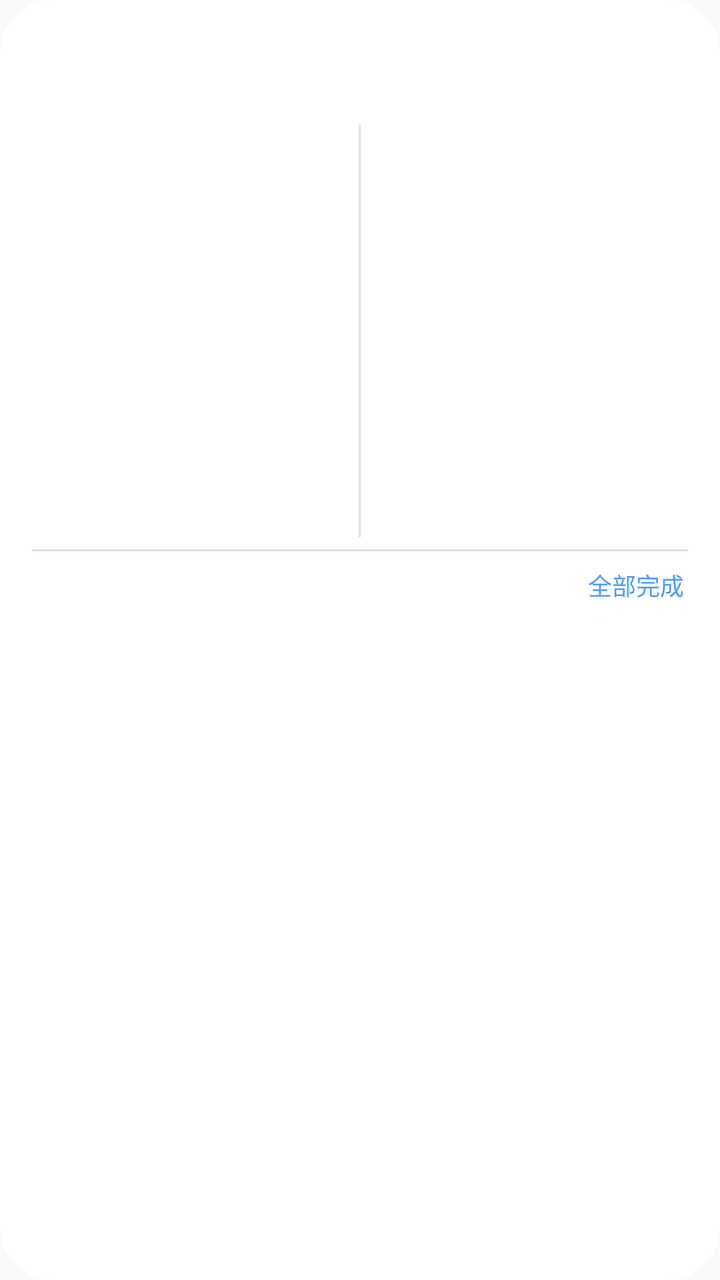
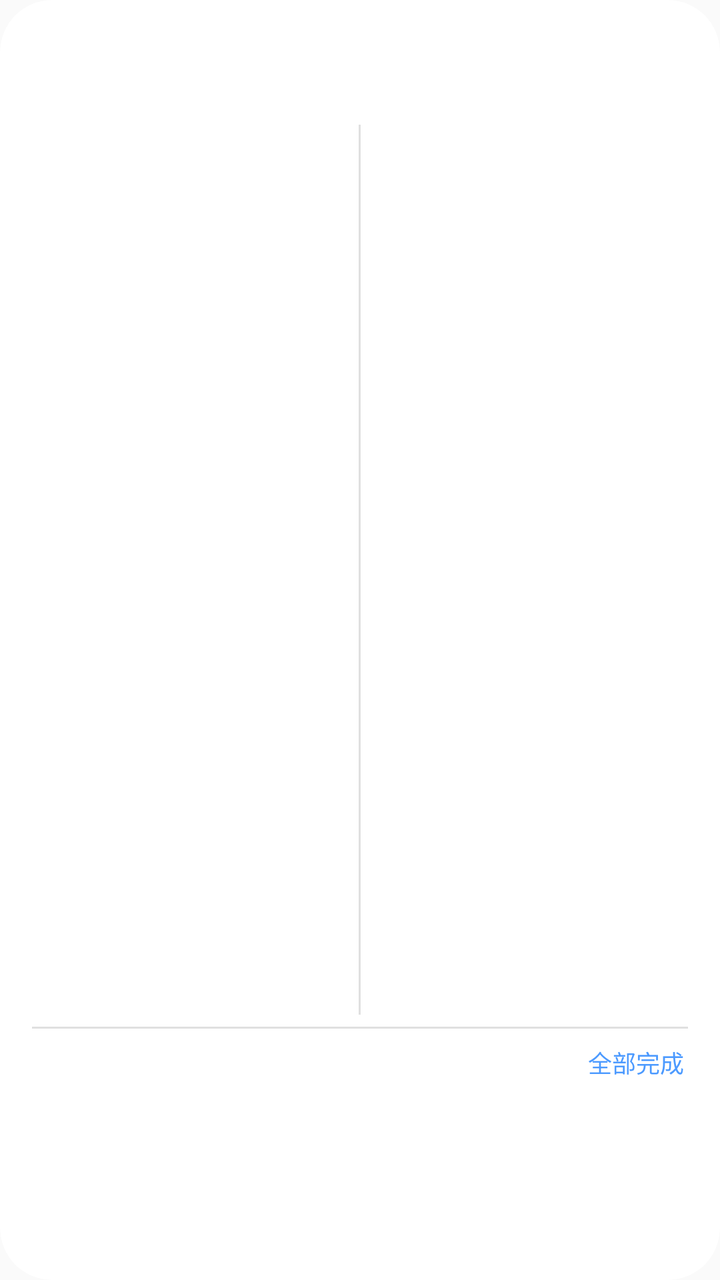

Screens rendered from an Android XML layout before and after an edit, with the pre-edit source and the edit as a unified diff.
<!-- AndroidManifest.xml: another module's application theme AppTheme -->
<!-- res/layout/widget_main.xml -->
<?xml version="1.0" encoding="utf-8"?>
<FrameLayout xmlns:android="http://schemas.android.com/apk/res/android"
    android:id="@+id/widget_root"
    android:layout_width="match_parent"
    android:layout_height="match_parent"
    android:background="@drawable/widget_bg_tint"
    android:clipToOutline="true">

    
    <ImageView
        android:id="@+id/widget_bg_image"
        android:layout_width="match_parent"
        android:layout_height="match_parent"
        android:scaleType="centerCrop"
        android:contentDescription="@null" />

    <LinearLayout
        android:id="@+id/widget_content"
        android:layout_width="match_parent"
        android:layout_height="match_parent"
        android:orientation="vertical"
        android:paddingStart="16dp"
        android:paddingEnd="16dp"
        android:paddingTop="12dp"
        android:paddingBottom="8dp">

    
    <LinearLayout
        android:layout_width="match_parent"
        android:layout_height="wrap_content"
        android:orientation="horizontal"
        android:baselineAligned="true">

        <TextView
            android:id="@+id/widget_board_title"
            android:layout_width="0dp"
            android:layout_height="wrap_content"
            android:layout_weight="1"
            android:maxLines="1"
            android:ellipsize="end"
            android:textSize="17sp"
            android:textStyle="bold"
            android:textColor="@color/widget_text_primary"
            />

        <TextView
            android:id="@+id/widget_date"
            android:layout_width="wrap_content"
            android:layout_height="wrap_content"
            android:maxLines="1"
            android:textSize="13sp"
            android:textColor="@color/widget_text_secondary" />
    </LinearLayout>

    
    <LinearLayout
        android:layout_width="match_parent"
        android:layout_height="wrap_content"
        android:orientation="horizontal"
        android:layout_marginTop="6dp">

        <TextView
            android:id="@+id/widget_today_label"
            android:layout_width="0dp"
            android:layout_height="wrap_content"
            android:layout_weight="1"
            android:textSize="13sp"
            android:textColor="@color/widget_section_label" />

        <TextView
            android:id="@+id/widget_tomorrow_label"
            android:layout_width="0dp"
            android:layout_height="wrap_content"
            android:layout_weight="1"
            android:textSize="13sp"
            android:textColor="@color/widget_section_label" />
    </LinearLayout>

    
    <LinearLayout
        android:layout_width="match_parent"
        android:layout_height="0dp"
        android:layout_weight="1"
        android:orientation="horizontal"
        android:layout_marginTop="4dp">

        <ListView
            android:id="@+id/widget_today_list"
            android:layout_width="0dp"
            android:layout_height="match_parent"
            android:layout_weight="1"
            android:divider="@null"
            android:dividerHeight="0dp"
            android:scrollbars="vertical"
            android:fadeScrollbars="false"
            android:listSelector="@android:color/transparent" />

        <ImageView
            android:id="@+id/widget_divider_vertical"
            android:layout_width="1dp"
            android:layout_height="match_parent"
            android:layout_marginStart="8dp"
            android:layout_marginEnd="8dp"
            android:background="@color/widget_divider"
            android:contentDescription="@null" />

        <ListView
            android:id="@+id/widget_tomorrow_list"
            android:layout_width="0dp"
            android:layout_height="match_parent"
            android:layout_weight="1"
            android:divider="@null"
            android:dividerHeight="0dp"
            android:scrollbars="vertical"
            android:fadeScrollbars="false"
            android:listSelector="@android:color/transparent" />
    </LinearLayout>

    <ImageView
        android:id="@+id/widget_divider_horizontal"
        android:layout_width="match_parent"
        android:layout_height="1dp"
        android:layout_marginTop="6dp"
        android:background="@color/widget_divider"
        android:contentDescription="@null" />

    
    <LinearLayout
        android:layout_width="match_parent"
        android:layout_height="wrap_content"
        android:orientation="horizontal"
        android:gravity="center_vertical"
        android:layout_marginTop="6dp"
        android:layout_marginBottom="2dp">

        <TextView
            android:id="@+id/widget_todo_header"
            android:layout_width="0dp"
            android:layout_height="wrap_content"
            android:layout_weight="1"
            android:textSize="13sp"
            android:textColor="@color/widget_section_label" />

        <TextView
            android:id="@+id/widget_todo_all_done"
            android:layout_width="wrap_content"
            android:layout_height="wrap_content"
            android:paddingStart="8dp"
            android:paddingEnd="2dp"
            android:paddingTop="2dp"
            android:paddingBottom="2dp"
            android:textSize="12sp"
            android:textColor="#FF4C9AFF"
            android:text="@string/widget_all_done" />
    </LinearLayout>

    
    <ListView
        android:id="@+id/widget_todo_list"
        android:layout_width="match_parent"
        android:layout_height="120dp"
        android:divider="@null"
        android:dividerHeight="0dp"
        android:scrollbars="vertical"
        android:fadeScrollbars="false"
        android:listSelector="@android:color/transparent" />

    
    <FrameLayout
        android:id="@+id/widget_todo_footer"
        android:layout_width="match_parent"
        android:layout_height="0dp"
        android:layout_weight="1"
        android:clickable="true" />
    </LinearLayout>
</FrameLayout>
<!-- resources referenced by this layout -->
<resources>
  <color name="widget_divider">#1F000000</color>
  <color name="widget_section_label">#FF3D3D3D</color>
  <color name="widget_text_primary">#FF1A1A1A</color>
  <color name="widget_text_secondary">#FF6B6B6B</color>
  <!-- drawable widget_bg_tint (drawable) -->
  <?xml version="1.0" encoding="utf-8"?>
  <shape xmlns:android="http://schemas.android.com/apk/res/android"
      android:shape="rectangle">
      <solid android:color="#FFFFFFFF" />
      <corners android:radius="26dp" />
  </shape>
  <string name="widget_all_done">全部完成</string>
  <style name="AppTheme" parent="Theme.AppCompat.Light.DarkActionBar">
          
          <item name="colorPrimary">@color/colorPrimary</item>
          <item name="colorPrimaryDark">@color/colorPrimaryDark</item>
          <item name="colorAccent">@color/colorAccent</item>
      </style>
</resources>

<!-- the commit's change to res/layout/widget_main.xml (unified diff, before → after) -->
@@ -126,6 +126,7 @@
 
     
     <LinearLayout
+        android:id="@+id/widget_todo_header_row"
         android:layout_width="match_parent"
         android:layout_height="wrap_content"
         android:orientation="horizontal"
@@ -158,19 +159,11 @@
     <ListView
         android:id="@+id/widget_todo_list"
         android:layout_width="match_parent"
-        android:layout_height="120dp"
+        android:layout_height="88dp"
         android:divider="@null"
         android:dividerHeight="0dp"
         android:scrollbars="vertical"
         android:fadeScrollbars="false"
         android:listSelector="@android:color/transparent" />
-
-    
-    <FrameLayout
-        android:id="@+id/widget_todo_footer"
-        android:layout_width="match_parent"
-        android:layout_height="0dp"
-        android:layout_weight="1"
-        android:clickable="true" />
     </LinearLayout>
 </FrameLayout>
